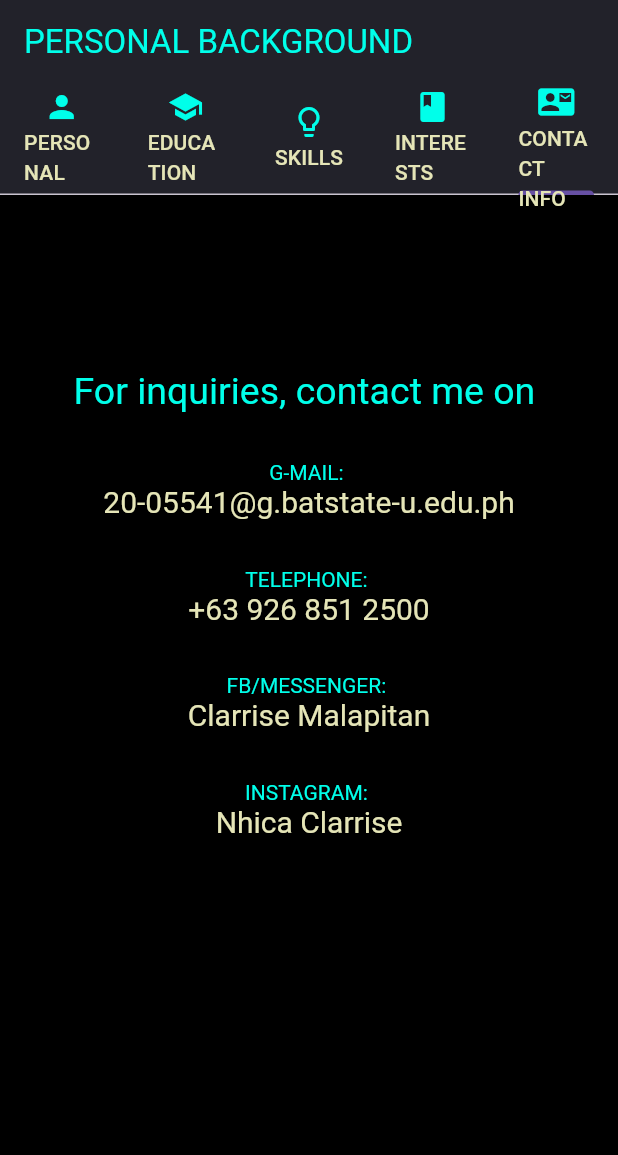
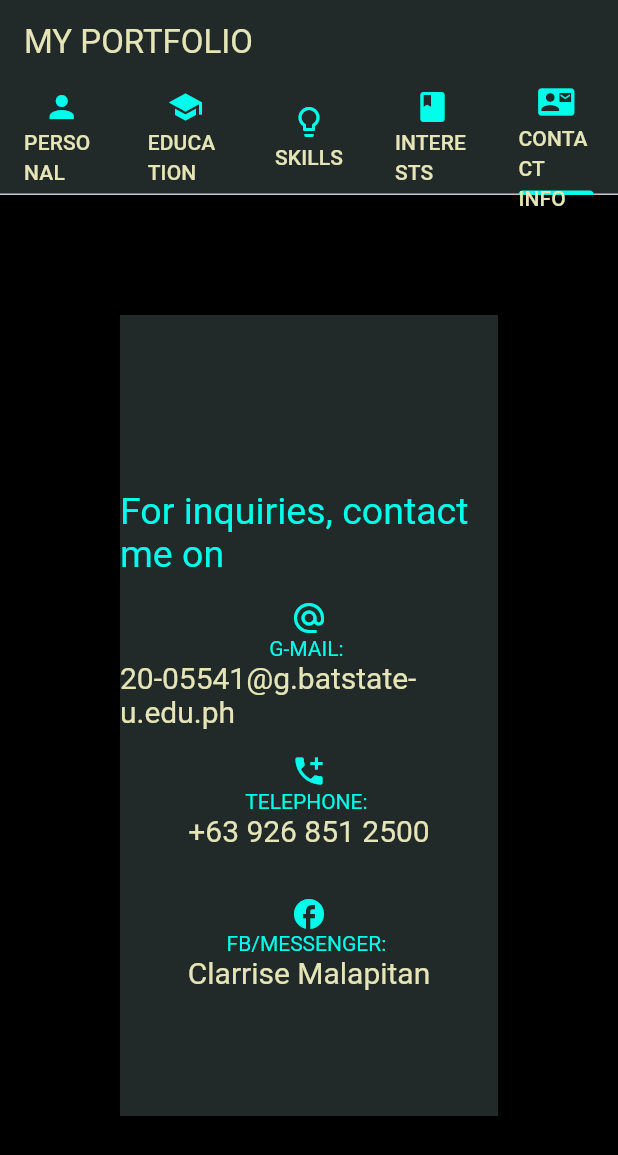
Before and after one commit to nhicamalapitan/LAB-ACT, a Flutter app: the screen it shows after launch, tab 5 chosen, on a phone screen of 412 x 824 dp. Shown: the top 1155 px of the screen. Run offline on Flutter 3.47's test engine with Material 3 defaults, Android fonts, the phone set to English and light mode, and no system bars.

Commit message:
main.dart

```diff
--- a/lib/main.dart
+++ b/lib/main.dart
@@ -1,8 +1,17 @@
+import 'dart:ui';
+
+
 import 'package:flutter/material.dart';
+
+
+
 
 void main() {
   runApp(MyApp());
 }
+
+
+
 
 class MyApp extends StatelessWidget {
   @override
@@ -16,6 +25,9 @@ class MyApp extends StatelessWidget {
     );
   }
 }
+
+
+
 
 class MyHomePage extends StatefulWidget {
   @override
@@ -34,6 +46,9 @@ class MyHomePage extends StatefulWidget {
     );
   }
 }
+
+
+
 
 class _MyHomePageState extends State<MyHomePage> with TickerProviderStateMixin {
   final List<Tab> _tabs = [
@@ -65,7 +80,13 @@ class _MyHomePageState extends State<MyHomePage> with TickerProviderStateMixin {
     ),
   ];
 
+
+
+
   late TabController _tabController;
+
+
+
 
   @override
   void initState() {
@@ -73,31 +94,42 @@ class _MyHomePageState extends State<MyHomePage> with TickerProviderStateMixin {
     _tabController = TabController(length: _tabs.length, vsync: this);
   }
 
+
+
+
   @override
   void dispose() {
     _tabController.dispose();
     super.dispose();
   }
 
+
+
+
   @override
   Widget build(BuildContext context) {
     return Scaffold(
       appBar: AppBar(
         title: Text(
-          'PERSONAL BACKGROUND',
-          style: TextStyle(color: Color.fromARGB(255, 0, 255, 234)),
+          'MY PORTFOLIO',
+          style: TextStyle(color: Color.fromARGB(255, 229, 229, 183)),
         ),
-        backgroundColor: Color.fromARGB(198, 44, 44, 54),
+        backgroundColor: Color.fromARGB(197, 44, 54, 53),
         bottom: TabBar(
           controller: _tabController,
           tabs: _tabs,
+          indicatorColor: Color.fromARGB(255, 0, 255, 234),
         ),
       ),
       backgroundColor: Color.fromARGB(255, 0, 0, 0),
       body: TabBarView(
         controller: _tabController,
         children: [
-          Center(
+          Container(
+            margin: EdgeInsets.all(80),
+            decoration: BoxDecoration(
+              color: Color.fromARGB(197, 44, 54, 53),),
+            child: Center(
               child: Column(
                 mainAxisAlignment: MainAxisAlignment.center,
                 children: [
@@ -113,7 +145,7 @@ class _MyHomePageState extends State<MyHomePage> with TickerProviderStateMixin {
                     ),
                     child: ClipOval(
                       child: Image.asset(
-                      'lib/asset/nhica.jpg',
+                        'lib/assets/nhica.jpg',
                         fit: BoxFit.cover,
                         width: 150,
                         height: 150,
@@ -154,23 +186,12 @@ class _MyHomePageState extends State<MyHomePage> with TickerProviderStateMixin {
                   ),
                   DefaultTextStyle(
                     style: TextStyle(
-                    color: Color.fromARGB(255, 0, 255, 234),
+                      color: Color.fromARGB(255, 229, 229, 183),
+                      fontSize: 18,
                     ),
                     child: Column(
                       children: [
                         Text(' '),
-                      Text(' '),
-                      Text('AGE: '),
-                    ],
-                  ),
-                ),
-                DefaultTextStyle(
-                  style: TextStyle(
-                    color: Color.fromARGB(255, 229, 229, 183),
-                    fontSize: 20,
-                  ),
-                  child: Column(
-                    children: [
                         Text('22 YEARS OLD'),
                       ],
                     ),
@@ -178,23 +199,34 @@ class _MyHomePageState extends State<MyHomePage> with TickerProviderStateMixin {
                   DefaultTextStyle(
                     style: TextStyle(
                       color: Color.fromARGB(255, 0, 255, 234),
+                      fontSize: 13,
                     ),
                     child: Column(
                       children: [
-                      Text(' '),
-                      Text(' '),
-                      Text('ADDRESS: '),
+                        Text('AGE '),
                       ],
                     ),
                   ),
                   DefaultTextStyle(
                     style: TextStyle(
                       color: Color.fromARGB(255, 229, 229, 183),
-                    fontSize: 20,
+                      fontSize: 18,
                     ),
                     child: Column(
                       children: [
+                        Text(' '),
                         Text('CAHILAN II, LEMERY, BATANGAS'),
+                      ],
+                    ),
+                  ),
+                  DefaultTextStyle(
+                    style: TextStyle(
+                      color: Color.fromARGB(255, 0, 255, 234),
+                      fontSize: 13,
+                    ),
+                    child: Column(
+                      children: [
+                        Text('ADDRESS'),
                       ],
                     ),
                   ),
@@ -217,7 +249,11 @@ class _MyHomePageState extends State<MyHomePage> with TickerProviderStateMixin {
                 ],
               ),
             ),
-          const DefaultTextStyle(
+          ),
+          Container(margin: EdgeInsets.all(80),
+            decoration: BoxDecoration(
+              color: Color.fromARGB(197, 44, 54, 53),),
+            child: const DefaultTextStyle(
               style: TextStyle(
                 color: Colors.black,
               ),
@@ -337,7 +373,11 @@ class _MyHomePageState extends State<MyHomePage> with TickerProviderStateMixin {
                 ],
               ),
             ),
-          const DefaultTextStyle(
+          ),
+          Container(margin: EdgeInsets.all(80),
+            decoration: BoxDecoration(
+              color: Color.fromARGB(197, 44, 54, 53),),
+            child: const DefaultTextStyle(
               style: TextStyle(
                 color: Colors.cyanAccent,
               ),
@@ -418,49 +458,41 @@ class _MyHomePageState extends State<MyHomePage> with TickerProviderStateMixin {
                 ],
               ),
             ),
-          DefaultTextStyle(
+          ),
+          Container(margin: EdgeInsets.all(80),
+            decoration: BoxDecoration(
+              color: Color.fromARGB(197, 44, 54, 53),),
+            child: DefaultTextStyle(
               style: TextStyle(
                 color: const Color.fromARGB(255, 0, 255, 234),
-              fontSize: 33,
+                fontSize: 40,
               ),
               child: Column(
                 children: [
                   Text(' '),
                   Text(' '),
                   Text(' '),
+                  Text(' '),
                   Text('Want to know me more?'),
-                DefaultTextStyle(
+                  Text(' '),
+                  Container(margin: EdgeInsets.symmetric(horizontal: 500),
+                    child: DefaultTextStyle(
                       style: TextStyle(
                         color: Color.fromARGB(255, 229, 229, 183),
+                        fontSize: 15,
                       ),
-                  child: Column(
-                    children: [
-                      Text(' '),
-                      Text(' '),
-                      Text(
-                          'As an aspiring business analyst, my professional interests lie in harnessing the power of data to drive '),
-                      Text(' '),
-                      Text(
-                          'strategic decision-making and optimize business processes. I am passionate about analyzing complex'),
-                      Text(' '),
-                      Text(
-                          'data sets to uncover actionable insights that enhance efficiency and foster growth. My goal is to bridge'),
-                      Text(' '),
-                      Text(
-                          'the gap between technology and business, ensuring that data-driven strategies align with organizational'),
-                      Text(' '),
-                      Text(
-                          'objectives. I am particularly interested in leveraging advanced analytical tools and methodologies to solve '),
-                      Text(' '),
-                      Text(
-                          'real-world  business challenges, improve performance, and contribute to the overall success of the organization.'),
-                    ],
+                      textAlign: TextAlign.justify,
+                      child: Text('As an aspiring business analyst, my professional interests lie in harnessing the power of data to drive strategic decision-making and optimize business processes. I am passionate about analyzing complex data sets to uncover actionable insights that enhance efficiency and foster growth. My goal is to bridge the gap between technology and business, ensuring that data-driven strategies align with organizational objectives. I am particularly interested in leveraging advanced analytical tools and methodologies to solve real-world  business challenges, improve performance, and contribute to the overall success of the organization.',)
                       ),
                     ),
                 ],
               ),
             ),
-          DefaultTextStyle(
+          ),
+          Container(margin: EdgeInsets.all(80),
+            decoration: BoxDecoration(
+              color: Color.fromARGB(197, 44, 54, 53),),
+            child: DefaultTextStyle(
               style: TextStyle(
                 color: const Color.fromARGB(255, 0, 255, 234),
                 fontSize: 25,
@@ -479,7 +511,7 @@ class _MyHomePageState extends State<MyHomePage> with TickerProviderStateMixin {
                     child: Column(
                       children: [
                         Text(' '),
-                      Text(' '),
+                        Icon(Icons.alternate_email, color: Color.fromARGB(255, 0, 255, 234)),
                         Text('G-MAIL: '),
                       ],
                     ),
@@ -502,7 +534,7 @@ class _MyHomePageState extends State<MyHomePage> with TickerProviderStateMixin {
                     child: Column(
                       children: [
                         Text(' '),
-                      Text(' '),
+                        Icon(Icons.add_call, color: Color.fromARGB(255, 0, 255, 234)),
                         Text('TELEPHONE: '),
                       ],
                     ),
@@ -526,6 +558,7 @@ class _MyHomePageState extends State<MyHomePage> with TickerProviderStateMixin {
                       children: [
                         Text(' '),
                         Text(' '),
+                        Icon(Icons.facebook, color: Color.fromARGB(255, 0, 255, 234)),
                         Text('FB/MESSENGER: '),
                       ],
                     ),
@@ -541,30 +574,8 @@ class _MyHomePageState extends State<MyHomePage> with TickerProviderStateMixin {
                       ],
                     ),
                   ),
-                DefaultTextStyle(
-                  style: TextStyle(
-                    color: Color.fromARGB(255, 0, 255, 234),
-                  ),
-                  child: Column(
-                    children: [
-                      Text(' '),
-                      Text(' '),
-                      Text('INSTAGRAM: '),
                 ],
               ),
-                ),
-                DefaultTextStyle(
-                  style: TextStyle(
-                    color: Color.fromARGB(255, 229, 229, 183),
-                    fontSize: 20,
-                  ),
-                  child: Column(
-                    children: [
-                      Text('Nhica Clarrise'),
-                    ],
-                  ),
-                ),
-              ],
             ),
           )
         ],
```
Lines whose indentation alone changed are shown as unchanged.
